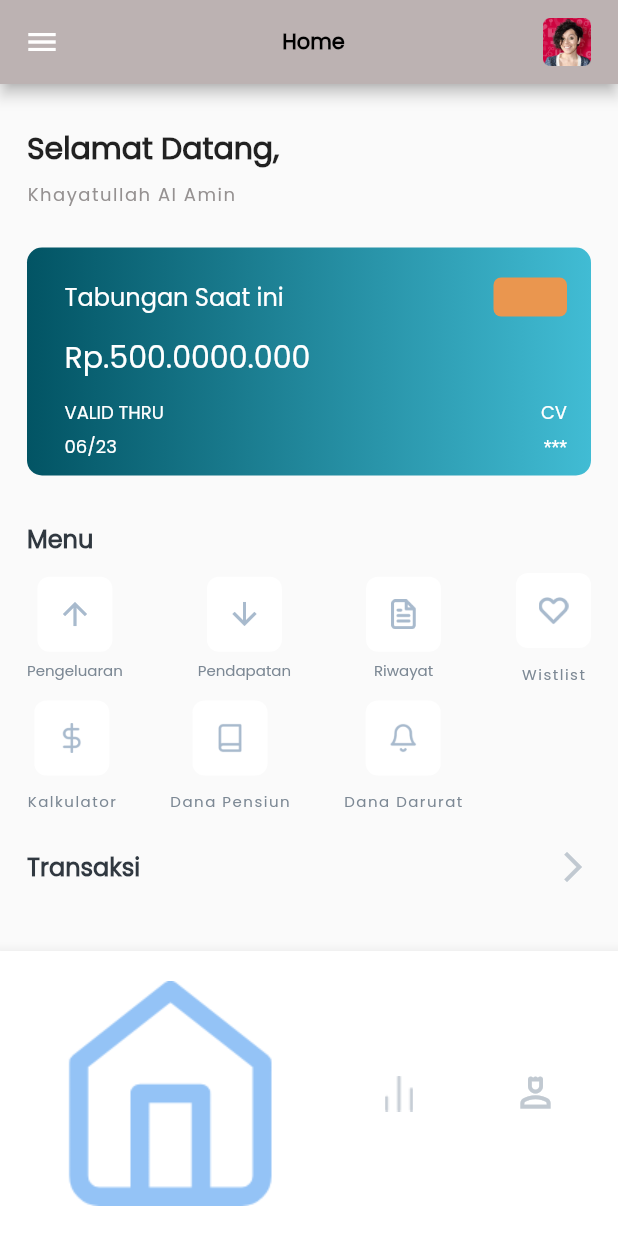
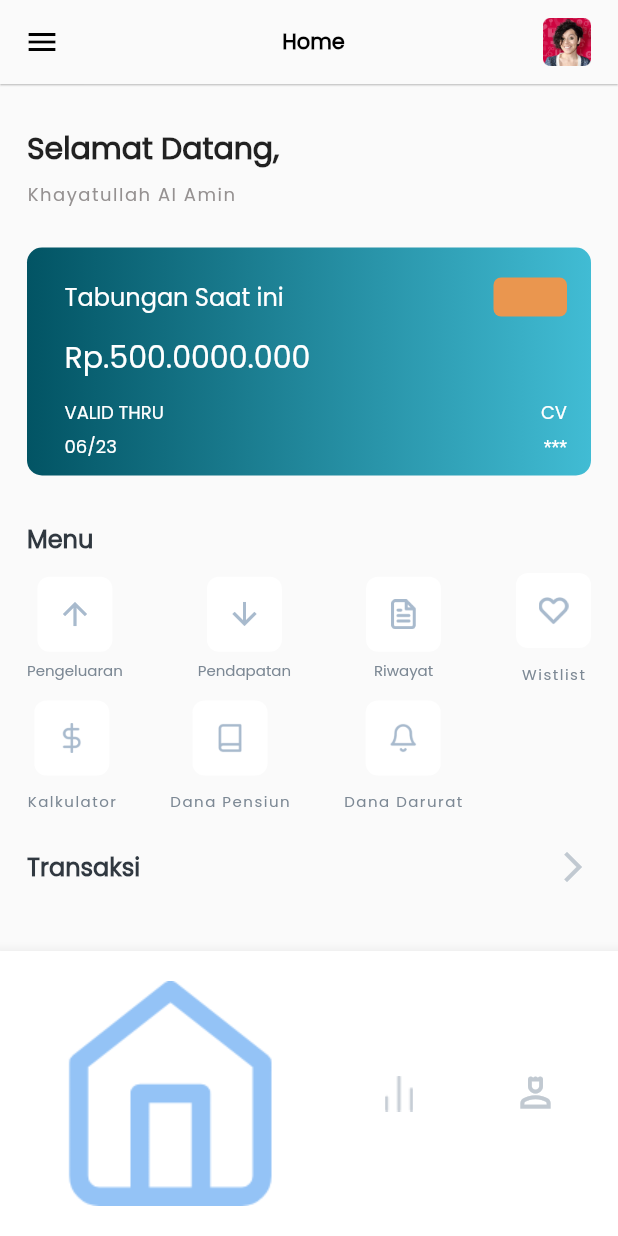
Before and after one commit to Hyato29/iMon, a Flutter app: the screen it shows after launch, on a phone screen of 412 x 824 dp. Run offline on Flutter 3.47's test engine with Material 2 defaults, Android fonts, the phone set to English and light mode, and no system bars; our stand-ins replace fl_chart, flutter_svg_provider, get, get_storage, image_picker; network calls fail.

Commit message:
fix:home

```diff
--- a/lib/presentation/home/home.screen.dart
+++ b/lib/presentation/home/home.screen.dart
@@ -22,8 +22,8 @@ class HomeScreen extends GetView<HomeController> {
           child: Column(
             children: [
               MenuTile(textTitle: "Akun", iconLeading: Icons.person),
+              MenuTile(textTitle: "Home", iconLeading: Icons.home),
               MenuTile(textTitle: "Setting", iconLeading: Icons.settings),
-              MenuTile(textTitle: "Home", iconLeading: Icons.home),
             ],
           ),
         ),
@@ -352,7 +352,7 @@ class HomeScreen extends GetView<HomeController> {
                                 dateCard: "Brand : ${product.brand}",
                                 priceCard: "\$ ${product.price.toString()}",
                                 color: Colors.red,
-                                iconCard: Svg("assets/icons/shop.svg",
+                                iconCard: const Svg("assets/icons/shop.svg",
                                     color: Color(0xffC1C9D1)));
                           },
                         )))
@@ -366,7 +366,9 @@ class HomeScreen extends GetView<HomeController> {
 
   AppBar appBar() {
     return AppBar(
-      backgroundColor: Color.fromARGB(255, 188, 178, 178),
+      iconTheme: IconThemeData(color: Colors.black),
+      elevation: 0.5,
+      backgroundColor: const Color(0xFFFAFAFA),
       title: const Center(
         child: Text(
           "Home",
```
